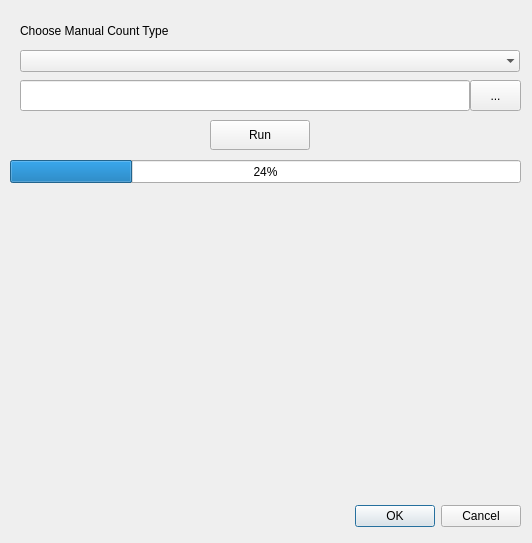
Qt form manualcount.ui (brandtosaurus/traffic_manual_count_ETL) before a commit.
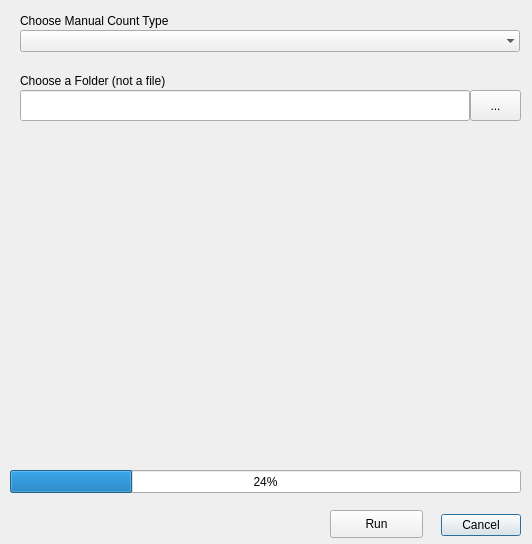
The same form after that commit. Icons and pictures are not drawn.

Commit message: dialogue box geting there

Patch:
```diff
--- a/manualcount.ui
+++ b/manualcount.ui
@@ -7,7 +7,7 @@
     <x>0</x>
     <y>0</y>
     <width>532</width>
-    <height>543</height>
+    <height>544</height>
    </rect>
   </property>
   <property name="sizePolicy">
@@ -22,24 +22,24 @@
   <widget class="QDialogButtonBox" name="buttonBox">
    <property name="geometry">
     <rect>
-     <x>180</x>
-     <y>500</y>
-     <width>341</width>
-     <height>32</height>
+     <x>420</x>
+     <y>510</y>
+     <width>101</width>
+     <height>31</height>
     </rect>
    </property>
    <property name="orientation">
     <enum>Qt::Horizontal</enum>
    </property>
    <property name="standardButtons">
-    <set>QDialogButtonBox::Cancel|QDialogButtonBox::Ok</set>
+    <set>QDialogButtonBox::Cancel</set>
    </property>
   </widget>
   <widget class="QComboBox" name="typeComboBox">
    <property name="geometry">
     <rect>
      <x>20</x>
-     <y>50</y>
+     <y>30</y>
      <width>500</width>
      <height>22</height>
     </rect>
@@ -67,7 +67,7 @@
    <property name="geometry">
     <rect>
      <x>20</x>
-     <y>20</y>
+     <y>10</y>
      <width>361</width>
      <height>21</height>
     </rect>
@@ -80,7 +80,7 @@
    <property name="geometry">
     <rect>
      <x>10</x>
-     <y>160</y>
+     <y>470</y>
      <width>511</width>
      <height>23</height>
     </rect>
@@ -101,33 +101,11 @@
     <bool>false</bool>
    </property>
   </widget>
-  <widget class="QPushButton" name="pushButton">
-   <property name="geometry">
-    <rect>
-     <x>210</x>
-     <y>120</y>
-     <width>100</width>
-     <height>30</height>
-    </rect>
-   </property>
-   <property name="sizePolicy">
-    <sizepolicy hsizetype="Preferred" vsizetype="Preferred">
-     <horstretch>0</horstretch>
-     <verstretch>0</verstretch>
-    </sizepolicy>
-   </property>
-   <property name="cursor">
-    <cursorShape>PointingHandCursor</cursorShape>
-   </property>
-   <property name="text">
-    <string>Run</string>
-   </property>
-  </widget>
   <widget class="QToolButton" name="chooseDirectory">
    <property name="geometry">
     <rect>
      <x>470</x>
-     <y>80</y>
+     <y>90</y>
      <width>51</width>
      <height>31</height>
     </rect>
@@ -152,7 +130,7 @@
    <property name="geometry">
     <rect>
      <x>20</x>
-     <y>80</y>
+     <y>90</y>
      <width>450</width>
      <height>31</height>
     </rect>
@@ -183,7 +161,7 @@
    <property name="geometry">
     <rect>
      <x>30</x>
-     <y>190</y>
+     <y>140</y>
      <width>201</width>
      <height>291</height>
     </rect>
@@ -202,7 +180,7 @@
    <property name="geometry">
     <rect>
      <x>280</x>
-     <y>190</y>
+     <y>140</y>
      <width>201</width>
      <height>291</height>
     </rect>
@@ -217,6 +195,32 @@
     <bool>true</bool>
    </property>
   </widget>
+  <widget class="QLabel" name="label_2">
+   <property name="geometry">
+    <rect>
+     <x>20</x>
+     <y>70</y>
+     <width>361</width>
+     <height>21</height>
+    </rect>
+   </property>
+   <property name="text">
+    <string>Choose a Folder (not a file)</string>
+   </property>
+  </widget>
+  <widget class="QPushButton" name="runButton">
+   <property name="geometry">
+    <rect>
+     <x>330</x>
+     <y>510</y>
+     <width>93</width>
+     <height>28</height>
+    </rect>
+   </property>
+   <property name="text">
+    <string>Run</string>
+   </property>
+  </widget>
  </widget>
  <resources>
   <include location="assets/images.qrc"/>
```
The commit also changes 2 other files.
